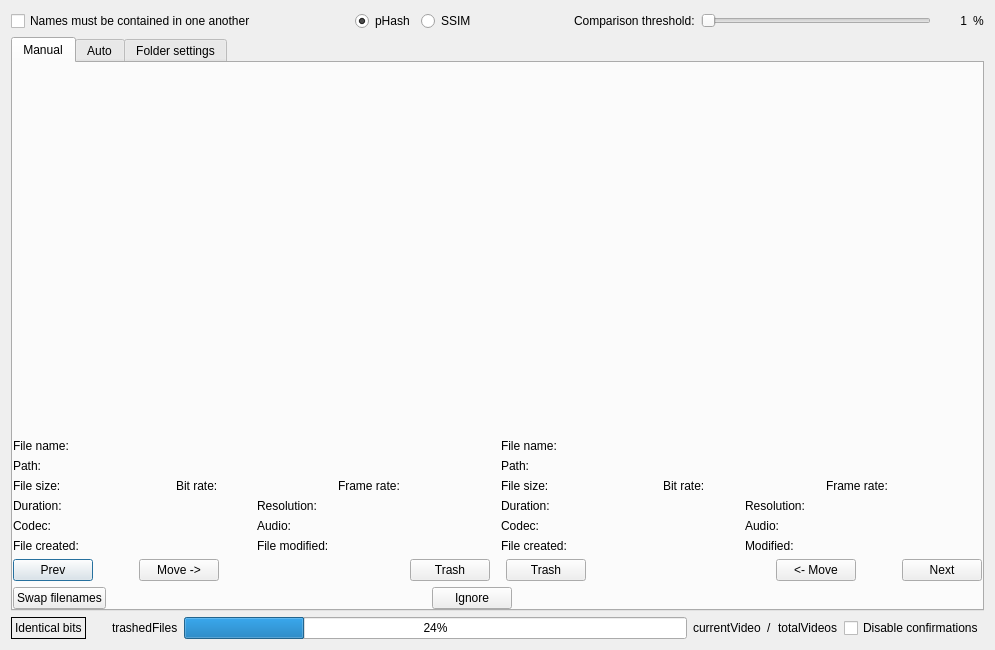
This is QtProject/app/comparison.ui in theophanemayaud/video-simili-duplicate-cleaner as Qt 5 draws it before an edit. The edited form follows.
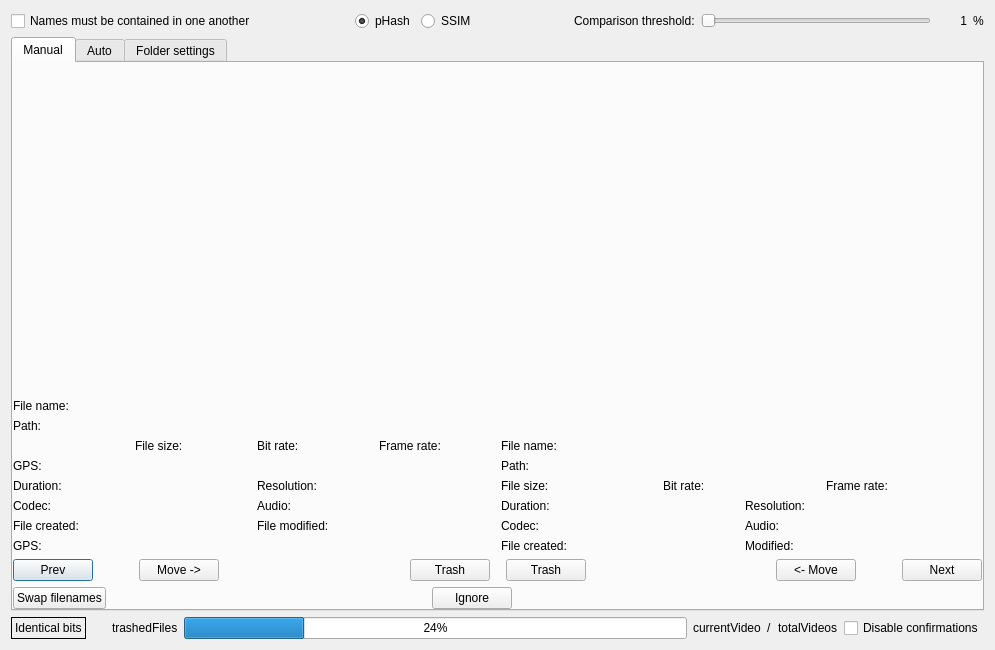
This is the edited form. Custom widgets are drawn as their Qt base class.

Diff of the .ui file:
```diff
--- a/QtProject/app/comparison.ui
+++ b/QtProject/app/comparison.ui
@@ -310,6 +310,36 @@
                  </item>
                 </layout>
                </item>
+               <item row="6" column="0">
+                <layout class="QHBoxLayout" name="horizontalLayout_rightGps">
+                 <item>
+                  <widget class="QLabel" name="labelRightGps">
+                   <property name="sizePolicy">
+                    <sizepolicy hsizetype="Maximum" vsizetype="Preferred">
+                     <horstretch>0</horstretch>
+                     <verstretch>0</verstretch>
+                    </sizepolicy>
+                   </property>
+                   <property name="text">
+                    <string>GPS:</string>
+                   </property>
+                  </widget>
+                 </item>
+                 <item>
+                  <widget class="QLabel" name="rightGpsCoordinates">
+                   <property name="sizePolicy">
+                    <sizepolicy hsizetype="Ignored" vsizetype="Preferred">
+                     <horstretch>0</horstretch>
+                     <verstretch>0</verstretch>
+                    </sizepolicy>
+                   </property>
+                   <property name="text">
+                    <string/>
+                   </property>
+                  </widget>
+                 </item>
+                </layout>
+               </item>
                <item row="2" column="1">
                 <layout class="QHBoxLayout" name="horizontalLayoutLeftFileSize">
                  <item>
@@ -373,7 +403,7 @@
               </layout>
              </item>
              <item>
-              <layout class="QGridLayout" name="gridLayoutLeftDetails" rowstretch="0,0,0,0,0,0" rowminimumheight="0,0,0,0,0,0">
+              <layout class="QGridLayout" name="gridLayoutLeftDetails" rowstretch="0,0,0,0,0,0,0" rowminimumheight="0,0,0,0,0,0,0">
                <property name="topMargin">
                 <number>0</number>
                </property>
@@ -410,6 +440,36 @@
                  </item>
                 </layout>
                </item>
+               <item row="6" column="0">
+                <layout class="QHBoxLayout" name="horizontalLayout_leftGps">
+                 <item>
+                  <widget class="QLabel" name="labelLeftGps">
+                   <property name="sizePolicy">
+                    <sizepolicy hsizetype="Maximum" vsizetype="Preferred">
+                     <horstretch>0</horstretch>
+                     <verstretch>0</verstretch>
+                    </sizepolicy>
+                   </property>
+                   <property name="text">
+                    <string>GPS:</string>
+                   </property>
+                  </widget>
+                 </item>
+                 <item>
+                  <widget class="QLabel" name="leftGpsCoordinates">
+                   <property name="sizePolicy">
+                    <sizepolicy hsizetype="Ignored" vsizetype="Preferred">
+                     <horstretch>0</horstretch>
+                     <verstretch>0</verstretch>
+                    </sizepolicy>
+                   </property>
+                   <property name="text">
+                    <string/>
+                   </property>
+                  </widget>
+                 </item>
+                </layout>
+               </item>
                <item row="3" column="0">
                 <layout class="QHBoxLayout" name="horizontalLayout_9">
                  <item>
```
